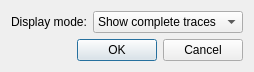
Qt form Software/PC_Application/Traces/smithchartdialog.ui (jankae/LibreVNA) before a commit.
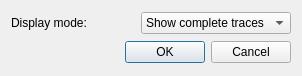
The same form after that commit.

```diff
--- a/Software/PC_Application/Traces/smithchartdialog.ui
+++ b/Software/PC_Application/Traces/smithchartdialog.ui
@@ -6,8 +6,8 @@
    <rect>
     <x>0</x>
     <y>0</y>
-    <width>224</width>
-    <height>69</height>
+    <width>302</width>
+    <height>76</height>
    </rect>
   </property>
   <property name="windowTitle">
```
Left out of the diff: 3 changed lines with no effect on the pictures.
